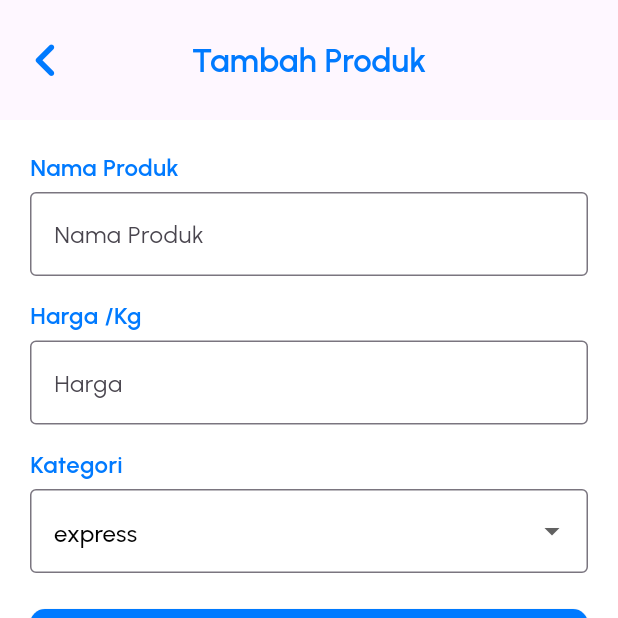
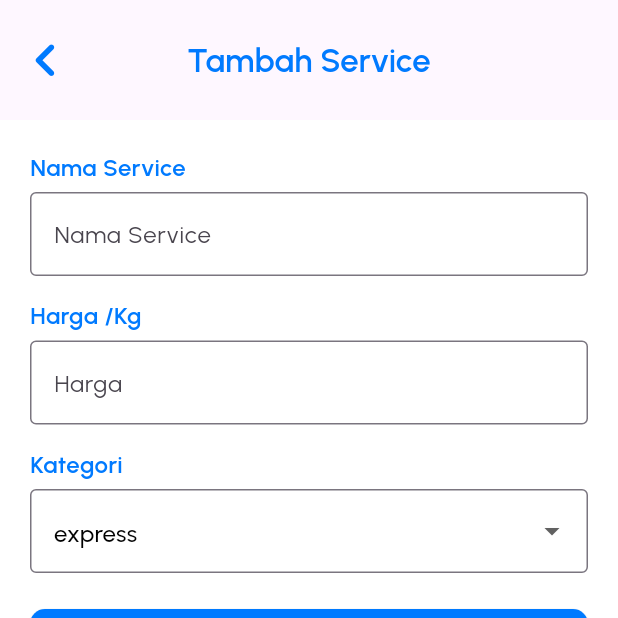
Before and after one commit to JonathanZefanya/capstone, a Flutter app: the TambahServiceView screen opened by its route, on a phone screen of 412 x 824 dp, the top half of it. Run offline on Flutter 3.47's test engine with Material 3 defaults, Android fonts, the phone set to English and light mode, and no system bars; our stand-ins replace cloud_firestore, firebase_auth, firebase_core, get, google_fonts; accounts and stored records are empty; network calls fail.

Commit message:
refactor: update navigation and improve service-related views

```diff
--- a/lib/app/modules/tambah_pelanggan/controllers/tambah_pelanggan_controller.dart
+++ b/lib/app/modules/tambah_pelanggan/controllers/tambah_pelanggan_controller.dart
@@ -3,6 +3,10 @@ import 'package:flutter/material.dart';
 import 'package:get/get.dart';
 
 import '../../pelanggan/controllers/pelanggan_controller.dart';
+
+// void makeError() {
+//   assert(false, "Eksekusi dihentikan di sini");
+// }
 
 class TambahPelangganController extends GetxController {
   final TextEditingController namaPelangganController = TextEditingController();
--- a/lib/app/modules/tambah_pelanggan/views/tambah_pelanggan_view.dart
+++ b/lib/app/modules/tambah_pelanggan/views/tambah_pelanggan_view.dart
@@ -6,7 +6,7 @@ import '../../../../component/app_color.dart';
 import '../controllers/tambah_pelanggan_controller.dart';
 
 class TambahPelangganView extends GetView<TambahPelangganController> {
-  const TambahPelangganView({Key? key}) : super(key: key);
+  const TambahPelangganView({super.key});
 
   @override
   Widget build(BuildContext context) {
@@ -149,3 +149,7 @@ class TambahPelangganView extends GetView<TambahPelangganController> {
     );
   }
 }
+
+void makeError() {
+  assert(false, "Eksekusi dihentikan di sini");
+}
--- a/lib/app/modules/tambah_service/controllers/tambah_service_controller.dart
+++ b/lib/app/modules/tambah_service/controllers/tambah_service_controller.dart
@@ -43,8 +43,8 @@ class TambahServiceController extends GetxController {
         'kategori': kategori, // Menyimpan kategori ke dalam Firestore
         'created_at': FieldValue.serverTimestamp(),
       });
-      Get.snackbar('Success', 'Produk berhasil ditambahkan');
-      Get.offNamed('/produk'); // Kembali ke ProdukView setelah simpan
+      Get.snackbar('Success', 'Service berhasil ditambahkan');
+      Get.offNamed('/service'); // Kembali ke ProdukView setelah simpan
 
       // Membersihkan input field
       namaController.clear();
--- a/lib/app/modules/tambah_service/views/tambah_service_view.dart
+++ b/lib/app/modules/tambah_service/views/tambah_service_view.dart
@@ -14,7 +14,7 @@ class TambahServiceView extends GetView<TambahServiceController> {
       backgroundColor: Colors.white,
       appBar: AppBar(
         title: const Text(
-          'Tambah Produk',
+          'Tambah Service',
           style: TextStyle(
             color: Constants.primaryColor,
             fontWeight: FontWeight.w600,
@@ -40,7 +40,7 @@ class TambahServiceView extends GetView<TambahServiceController> {
             crossAxisAlignment: CrossAxisAlignment.stretch,
             children: [
               const Text(
-                "Nama Produk",
+                "Nama Service",
                 style: TextStyle(
                   fontSize: 16,
                   fontWeight: FontWeight.w600,
@@ -52,7 +52,7 @@ class TambahServiceView extends GetView<TambahServiceController> {
                 controller: controller.namaController,
                 decoration: const InputDecoration(
                   border: OutlineInputBorder(),
-                  hintText: 'Nama Produk',
+                  hintText: 'Nama Service',
                 ),
               ),
               const SizedBox(height: 15),
```
Also changed, not shown: lib/app/modules/pelanggan/views/pelanggan_view.dart (+9 -6 lines), lib/app/modules/transaksi/views/transaksi_view.dart (+10 -0 lines).
